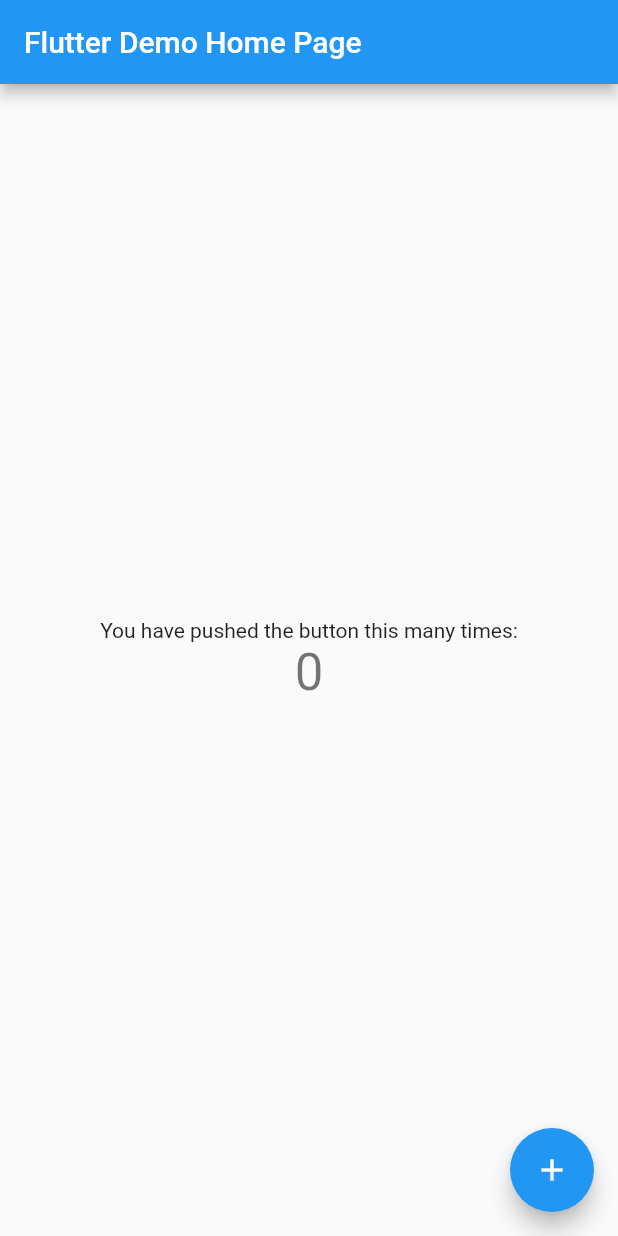
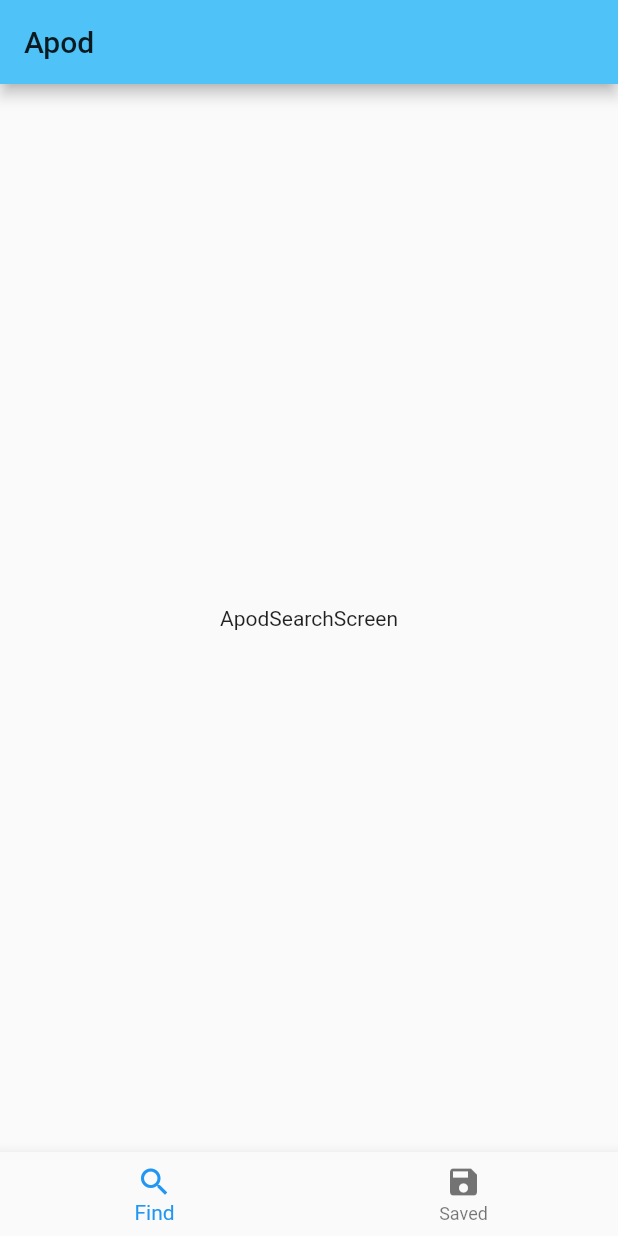
Before and after one commit to ViniciusCdeAlmeida/apod_app, a Flutter app: the screen it shows after launch, on a phone screen of 412 x 824 dp. Run offline on Flutter 3.47's test engine with Material 2 defaults, Android fonts, the phone set to English and light mode, and no system bars; our stand-ins replace dio, moor, sqflite; accounts and stored records are empty; generated files the repository leaves out were written again.

Commit message:
All files done.

```diff
--- /dev/null
+++ b/lib/custom/custom_providers.dart
@@ -0,0 +1,9 @@
+import 'package:apod_app/providers/apods.dart';
+import 'package:provider/provider.dart';
+import 'package:provider/single_child_widget.dart';
+
+List<SingleChildWidget> providers() => [
+      Provider(
+        create: (ctx) => Apods(),
+      ),
+    ];
--- /dev/null
+++ b/lib/custom/custom_route.dart
@@ -0,0 +1,28 @@
+import 'package:apod_app/screens/apod_saved_screen.dart';
+import 'package:apod_app/screens/apod_screen.dart';
+import 'package:apod_app/screens/apod_search_screen.dart';
+import 'package:flutter/material.dart';
+
+class CustomPageTransitionBuilder extends PageTransitionsBuilder {
+  @override
+  Widget buildTransitions<T>(
+    PageRoute<T> route,
+    BuildContext context,
+    Animation<double> animation,
+    Animation<double> secondaryAnimation,
+    Widget child,
+  ) {
+    return FadeTransition(
+      opacity: animation,
+      child: child,
+    );
+  }
+}
+
+Map<String, Widget Function(BuildContext)> rotas() {
+  return {
+    ApodScreen.routeName: (ctx) => ApodScreen(),
+    ApodSavedScreen.routeName: (ctx) => ApodSavedScreen(),
+    ApodSearchScreen.routeName: (ctx) => ApodSearchScreen(),
+  };
+}
--- /dev/null
+++ b/lib/helpers/apod.dart
@@ -0,0 +1,26 @@
+import 'package:json_annotation/json_annotation.dart';
+
+part 'apod.g.dart';
+
+@JsonSerializable()
+class Apod {
+  String date;
+  String explanation;
+  String mediaType;
+  String serviceVersion;
+  String title;
+  String url;
+
+  Apod({
+    this.date,
+    this.explanation,
+    this.mediaType,
+    this.serviceVersion,
+    this.title,
+    this.url,
+  });
+
+  factory Apod.fromJson(Map<String, dynamic> json) => _$ApodFromJson(json);
+
+  Map<String, dynamic> toJson() => _$ApodToJson(this);
+}
--- a/lib/main.dart
+++ b/lib/main.dart
@@ -1,6 +1,14 @@
+import 'package:apod_app/custom/custom_providers.dart';
+import 'package:apod_app/custom/custom_route.dart';
+import 'package:apod_app/database/databaseMoor.dart';
+import 'package:apod_app/screens/apod_screen.dart';
 import 'package:flutter/material.dart';
+import 'package:provider/provider.dart';
+
+AppDatabase db;
 
 void main() {
+  db = AppDatabase();
   runApp(MyApp());
 }
 
@@ -8,110 +16,26 @@ class MyApp extends StatelessWidget {
   // This widget is the root of your application.
   @override
   Widget build(BuildContext context) {
-    return MaterialApp(
-      title: 'Flutter Demo',
-      theme: ThemeData(
-        // This is the theme of your application.
-        //
-        // Try running your application with "flutter run". You'll see the
-        // application has a blue toolbar. Then, without quitting the app, try
-        // changing the primarySwatch below to Colors.green and then invoke
-        // "hot reload" (press "r" in the console where you ran "flutter run",
-        // or simply save your changes to "hot reload" in a Flutter IDE).
-        // Notice that the counter didn't reset back to zero; the application
-        // is not restarted.
-        primarySwatch: Colors.blue,
-        // This makes the visual density adapt to the platform that you run
-        // the app on. For desktop platforms, the controls will be smaller and
-        // closer together (more dense) than on mobile platforms.
-        visualDensity: VisualDensity.adaptivePlatformDensity,
+    return MultiProvider(
+      providers: providers(),
+      child: MaterialApp(
+        debugShowCheckedModeBanner: false,
+        title: 'APP inventario',
+        theme: ThemeData(
+          primaryColor: Colors.lightBlue[300],
+          toggleableActiveColor: const Color(0xFF2247C7),
+          errorColor: const Color(0xFF7A1C02),
+          pageTransitionsTheme: PageTransitionsTheme(
+            builders: {
+              TargetPlatform.android: CustomPageTransitionBuilder(),
+              TargetPlatform.iOS: CustomPageTransitionBuilder(),
+            },
+          ),
+        ),
+        initialRoute: '/',
+        home: ApodScreen(),
+        routes: rotas(),
       ),
-      home: MyHomePage(title: 'Flutter Demo Home Page'),
     );
   }
 }
-
-class MyHomePage extends StatefulWidget {
-  MyHomePage({Key key, this.title}) : super(key: key);
-
-  // This widget is the home page of your application. It is stateful, meaning
-  // that it has a State object (defined below) that contains fields that affect
-  // how it looks.
-
-  // This class is the configuration for the state. It holds the values (in this
-  // case the title) provided by the parent (in this case the App widget) and
-  // used by the build method of the State. Fields in a Widget subclass are
-  // always marked "final".
-
-  final String title;
-
-  @override
-  _MyHomePageState createState() => _MyHomePageState();
-}
-
-class _MyHomePageState extends State<MyHomePage> {
-  int _counter = 0;
-
-  void _incrementCounter() {
-    setState(() {
-      // This call to setState tells the Flutter framework that something has
-      // changed in this State, which causes it to rerun the build method below
-      // so that the display can reflect the updated values. If we changed
-      // _counter without calling setState(), then the build method would not be
-      // called again, and so nothing would appear to happen.
-      _counter++;
-    });
-  }
-
-  @override
-  Widget build(BuildContext context) {
-    // This method is rerun every time setState is called, for instance as done
-    // by the _incrementCounter method above.
-    //
-    // The Flutter framework has been optimized to make rerunning build methods
-    // fast, so that you can just rebuild anything that needs updating rather
-    // than having to individually change instances of widgets.
-    return Scaffold(
-      appBar: AppBar(
-        // Here we take the value from the MyHomePage object that was created by
-        // the App.build method, and use it to set our appbar title.
-        title: Text(widget.title),
-      ),
-      body: Center(
-        // Center is a layout widget. It takes a single child and positions it
-        // in the middle of the parent.
-        child: Column(
-          // Column is also a layout widget. It takes a list of children and
-          // arranges them vertically. By default, it sizes itself to fit its
-          // children horizontally, and tries to be as tall as its parent.
-          //
-          // Invoke "debug painting" (press "p" in the console, choose the
-          // "Toggle Debug Paint" action from the Flutter Inspector in Android
-          // Studio, or the "Toggle Debug Paint" command in Visual Studio Code)
-          // to see the wireframe for each widget.
-          //
-          // Column has various properties to control how it sizes itself and
-          // how it positions its children. Here we use mainAxisAlignment to
-          // center the children vertically; the main axis here is the vertical
-          // axis because Columns are vertical (the cross axis would be
-          // horizontal).
-          mainAxisAlignment: MainAxisAlignment.center,
-          children: <Widget>[
-            Text(
-              'You have pushed the button this many times:',
-            ),
-            Text(
-              '$_counter',
-              style: Theme.of(context).textTheme.headline4,
-            ),
-          ],
-        ),
-      ),
-      floatingActionButton: FloatingActionButton(
-        onPressed: _incrementCounter,
-        tooltip: 'Increment',
-        child: Icon(Icons.add),
-      ), // This trailing comma makes auto-formatting nicer for build methods.
-    );
-  }
-}
--- /dev/null
+++ b/lib/providers/apods.dart
@@ -0,0 +1,20 @@
+import 'package:apod_app/custom/custom_conection.dart';
+import 'package:apod_app/helpers/apod.dart';
+import 'package:dio/dio.dart';
+
+class Apods {
+  Future<Apod> _getApod(String date, String hd) async {
+    try {
+      Response response = await Endpoint.getApod(date: date, hd: hd);
+      return Apod.fromJson(response.data);
+    } on NoSuchMethodError {
+      throw "Error.";
+    } catch (error) {
+      throw error;
+    }
+  }
+
+  Future<Apod> getApod(String date, String hd) async {
+    return await _getApod(date, hd);
+  }
+}
--- /dev/null
+++ b/lib/screens/apod_screen.dart
@@ -0,0 +1,47 @@
+import 'package:apod_app/screens/apod_saved_screen.dart';
+import 'package:apod_app/screens/apod_search_screen.dart';
+import 'package:flutter/material.dart';
+
+class ApodScreen extends StatefulWidget {
+  static const routeName = '/apod_screen';
+  @override
+  _ApodScreenState createState() => _ApodScreenState();
+}
+
+class _ApodScreenState extends State<ApodScreen> {
+  int _currentIndex = 0;
+  final List<Widget> _children = [
+    ApodSearchScreen(),
+    ApodSavedScreen(),
+  ];
+
+  void onTabTapped(int index) {
+    setState(() {
+      _currentIndex = index;
+    });
+  }
+
+  @override
+  Widget build(BuildContext context) {
+    return Scaffold(
+      body: _children[_currentIndex],
+      appBar: AppBar(
+        title: const Text('Apod'),
+      ),
+      bottomNavigationBar: BottomNavigationBar(
+        onTap: onTabTapped,
+        currentIndex: _currentIndex,
+        items: [
+          BottomNavigationBarItem(
+            icon: const Icon(Icons.search),
+            label: 'Find',
+          ),
+          BottomNavigationBarItem(
+            icon: const Icon(Icons.save),
+            label: 'Saved',
+          ),
+        ],
+      ),
+    );
+  }
+}
--- /dev/null
+++ b/lib/screens/apod_search_screen.dart
@@ -0,0 +1,16 @@
+import 'package:flutter/material.dart';
+
+class ApodSearchScreen extends StatefulWidget {
+  static const routeName = '/apod_search_screen';
+  @override
+  _ApodSearchScreenState createState() => _ApodSearchScreenState();
+}
+
+class _ApodSearchScreenState extends State<ApodSearchScreen> {
+  @override
+  Widget build(BuildContext context) {
+    return Scaffold(
+      body: Center(child: Text('ApodSearchScreen')),
+    );
+  }
+}
```
Also changed, not shown: lib/custom/custom_conection.dart (added, +13 -0 lines), lib/database/databaseMoor.dart (added, +44 -0 lines), lib/database/tables/apod.dart (added, +11 -0 lines), lib/screens/apod_saved_screen.dart (added, +12 -0 lines), lib/widgets/apod_saved_item.dart (added, +13 -0 lines), lib/widgets/apod_search_item.dart (added, +13 -0 lines), pubspec.yaml (+18 -0 lines), lib/database/databaseMoor.g.dart (added), lib/helpers/apod.g.dart (added), pubspec.lock, 1 other file.
